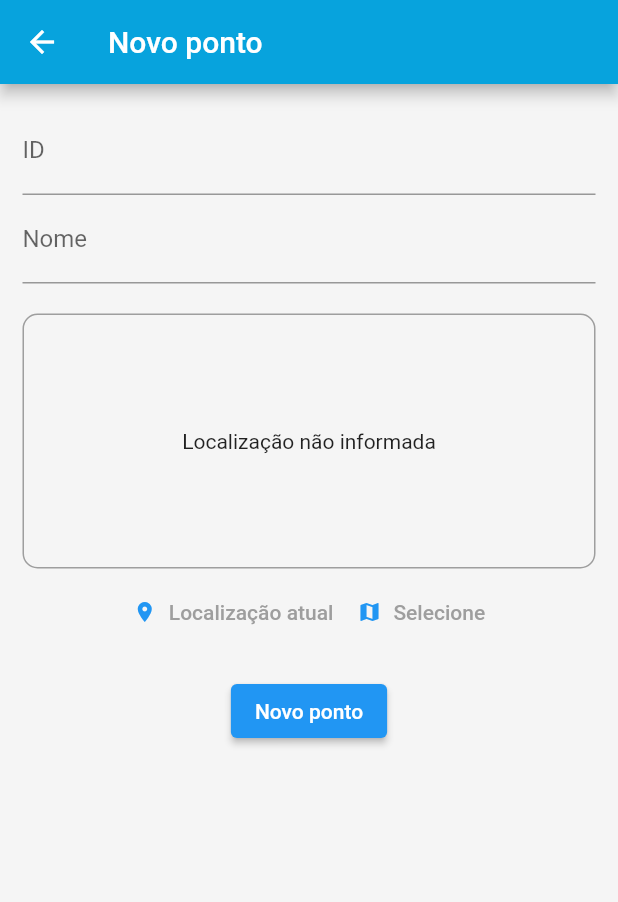
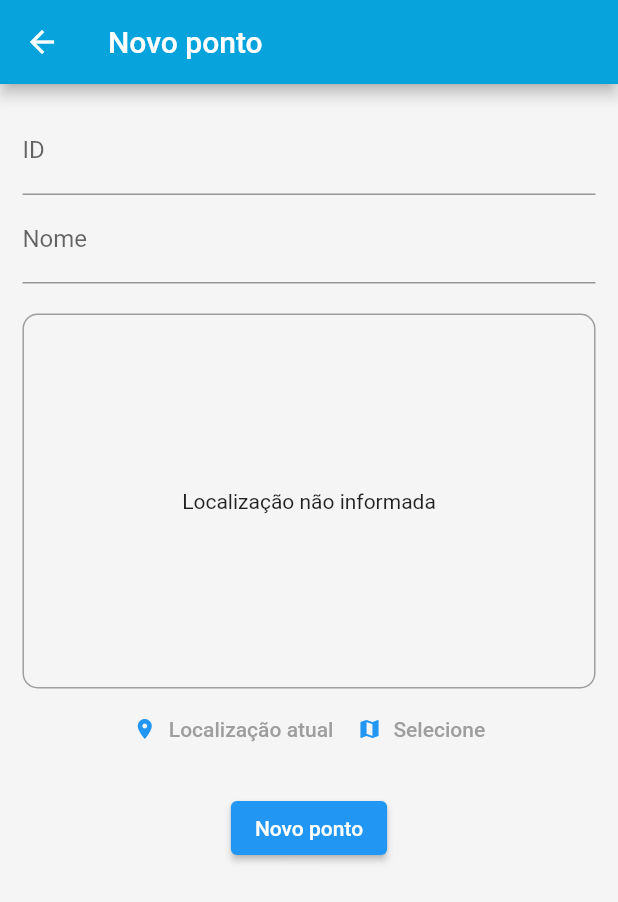
Before and after one commit to igeo-plus/igeo-plus, a Flutter app: the NewPointFormScreen screen opened by its route, on a phone screen of 412 x 824 dp. Shown: the top 902 px of the screen. Run offline on Flutter 3.47's test engine with Material 2 defaults, Android fonts, the phone set to English and light mode, and no system bars; our stand-ins replace flutter_map, geocoding, geolocator, google_maps_flutter, latlong2, location.

Commit message:
map added to point detail screen

```diff
--- a/lib/components/location_input.dart
+++ b/lib/components/location_input.dart
@@ -28,6 +28,8 @@ class _LocationInputState extends State<LocationInput> {
 
     setState(() {
       _previewImgUrl = staticMapImageUrl;
+      _lat = locData.latitude;
+      _long = locData.longitude;
     });
   }
 
@@ -63,8 +65,8 @@ class _LocationInputState extends State<LocationInput> {
     return Column(
       children: [
         Container(
-          margin: EdgeInsets.only(bottom: 5),
-          height: 170,
+          margin: EdgeInsets.only(bottom: 3),
+          height: 250,
           width: double.infinity,
           decoration: BoxDecoration(
               border: Border.all(
@@ -79,10 +81,21 @@ class _LocationInputState extends State<LocationInput> {
                     textAlign: TextAlign.center,
                   ),
                 )
-              : Image.network(
-                  _previewImgUrl!,
-                  fit: BoxFit.cover,
-                  width: double.infinity,
+              : //Image.network(
+              // _previewImgUrl!,
+              // fit: BoxFit.cover,
+              // width: double.infinity,
+              //),
+              GoogleMap(
+                  initialCameraPosition:
+                      CameraPosition(target: LatLng(_lat!, _long!), zoom: 13),
+                  markers: {
+                    Marker(
+                      markerId: const MarkerId('p1'),
+                      position: LatLng(_lat!, _long!),
+                    ),
+                  },
+                  mapType: MapType.satellite,
                 ),
         ),
         Row(
--- a/lib/components/main_drawer.dart
+++ b/lib/components/main_drawer.dart
@@ -23,7 +23,7 @@ class MainDrawer extends StatelessWidget {
         children: [
           Container(
             color: Color.fromARGB(255, 7, 163, 221),
-            height: 55,
+            height: 100,
             width: double.infinity,
             child: Container(
               margin: EdgeInsets.only(
--- a/lib/components/new_subject_form.dart
+++ b/lib/components/new_subject_form.dart
@@ -31,7 +31,8 @@ class _NewSubjectFormState extends State<NewSubjectForm> {
 
   @override
   Widget build(BuildContext context) {
-    return Card(
+    return SingleChildScrollView(
+      child: Card(
         elevation: 5,
         child: Padding(
           padding: const EdgeInsets.all(8.0),
@@ -74,6 +75,7 @@ class _NewSubjectFormState extends State<NewSubjectForm> {
             ],
           ),
         ),
+      ),
     );
   }
 }
--- a/lib/screens/login_screen.dart
+++ b/lib/screens/login_screen.dart
@@ -16,7 +16,8 @@ class LoginScreen extends StatelessWidget {
       appBar: AppBar(
         title: Text('iGeo'),
       ),
-      body: Center(
+      body: SingleChildScrollView(
+        child: Center(
           child: Column(
             children: [
               Image.asset(
@@ -50,6 +51,7 @@ class LoginScreen extends StatelessWidget {
             ],
           ),
         ),
+      ),
     );
   }
 }
--- a/lib/screens/map_screen.dart
+++ b/lib/screens/map_screen.dart
@@ -29,7 +29,7 @@ class _MapScreenState extends State<MapScreen> {
   Widget build(BuildContext context) {
     return Scaffold(
       appBar: AppBar(
-        title: Text('Selecione...'),
+        title: const Text('Selecione...'),
         actions: [
           if (!widget.isReadOnly)
             IconButton(
@@ -38,7 +38,7 @@ class _MapScreenState extends State<MapScreen> {
                   : () {
                       Navigator.of(context).pop(_pickedPosition);
                     },
-              icon: Icon(Icons.check),
+              icon: const Icon(Icons.check),
             )
         ],
       ),
--- a/lib/screens/new_point_form_screen.dart
+++ b/lib/screens/new_point_form_screen.dart
@@ -39,7 +39,8 @@ class _NewPointFormScreenState extends State<NewPointFormScreen> {
       appBar: AppBar(
         title: Text("Novo ponto"),
       ),
-      body: Padding(
+      body: SingleChildScrollView(
+        child: Padding(
           padding: const EdgeInsets.all(15.0),
           child: Column(
             children: [
@@ -78,6 +79,7 @@ class _NewPointFormScreenState extends State<NewPointFormScreen> {
             ],
           ),
         ),
+      ),
     );
   }
 }
```
Also changed, not shown: lib/screens/point_details_screen.dart (+9 -4 lines). Lines whose indentation alone changed are shown as unchanged.
